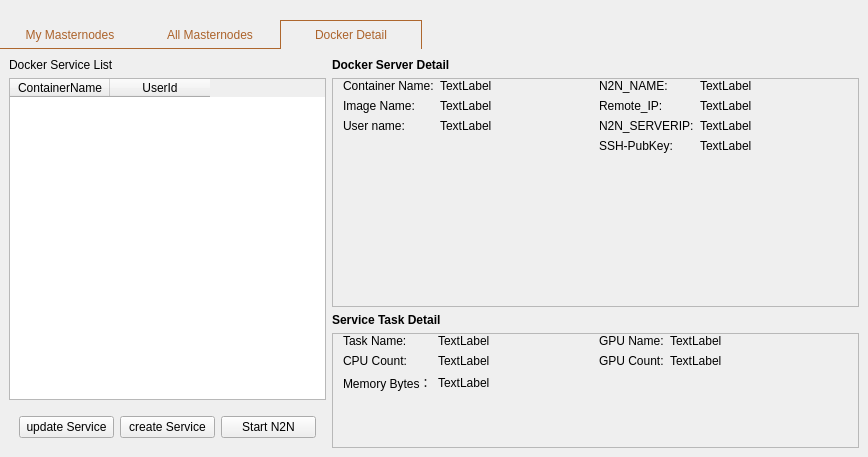
The window that src/qt/forms/masternodelist.ui (MassGrid/MassGrid) describes before a commit, drawn with Qt 5.
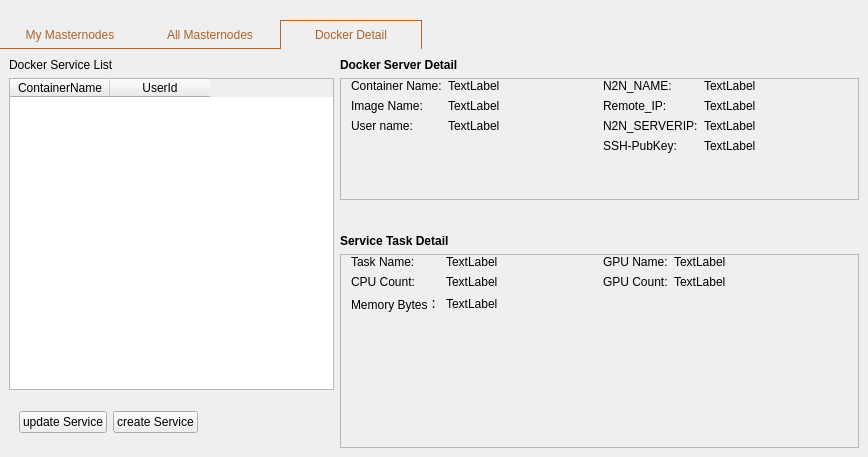
The same window after the commit. The open tabs and pages were chosen to show the change.

Commit message: add start edge button && update gui

```diff
--- a/src/qt/forms/masternodelist.ui
+++ b/src/qt/forms/masternodelist.ui
@@ -99,7 +99,7 @@
         <string notr="true"/>
        </property>
        <property name="currentIndex">
-        <number>2</number>
+        <number>0</number>
        </property>
        <widget class="QWidget" name="tabMyMasternodes">
         <attribute name="title">
@@ -425,9 +425,23 @@
               </widget>
              </item>
              <item>
-              <widget class="QPushButton" name="startN2NBtn">
-               <property name="text">
-                <string>Start N2N</string>
+              <widget class="QFrame" name="frame_2">
+               <property name="minimumSize">
+                <size>
+                 <width>120</width>
+                 <height>32</height>
+                </size>
+               </property>
+               <property name="styleSheet">
+                <string notr="true">QFrame{
+border:hidden;
+}</string>
+               </property>
+               <property name="frameShape">
+                <enum>QFrame::StyledPanel</enum>
+               </property>
+               <property name="frameShadow">
+                <enum>QFrame::Raised</enum>
                </property>
               </widget>
              </item>
@@ -436,7 +450,7 @@
           </layout>
          </item>
          <item>
-          <layout class="QVBoxLayout" name="verticalLayout_4" stretch="0,2,0,1">
+          <layout class="QVBoxLayout" name="verticalLayout_4" stretch="0,0,0,0,1">
            <item>
             <widget class="QLabel" name="label_2">
              <property name="font">
@@ -625,6 +639,9 @@
                 </item>
                </layout>
               </item>
+             </layout>
+            </widget>
+           </item>
               <item>
                <spacer name="verticalSpacer">
                 <property name="orientation">
@@ -637,9 +654,6 @@
                  </size>
                 </property>
                </spacer>
-              </item>
-             </layout>
-            </widget>
            </item>
            <item>
             <widget class="QLabel" name="label_3">
```
Lines whose indentation alone changed are shown as unchanged. The commit also changes 12 other files.
